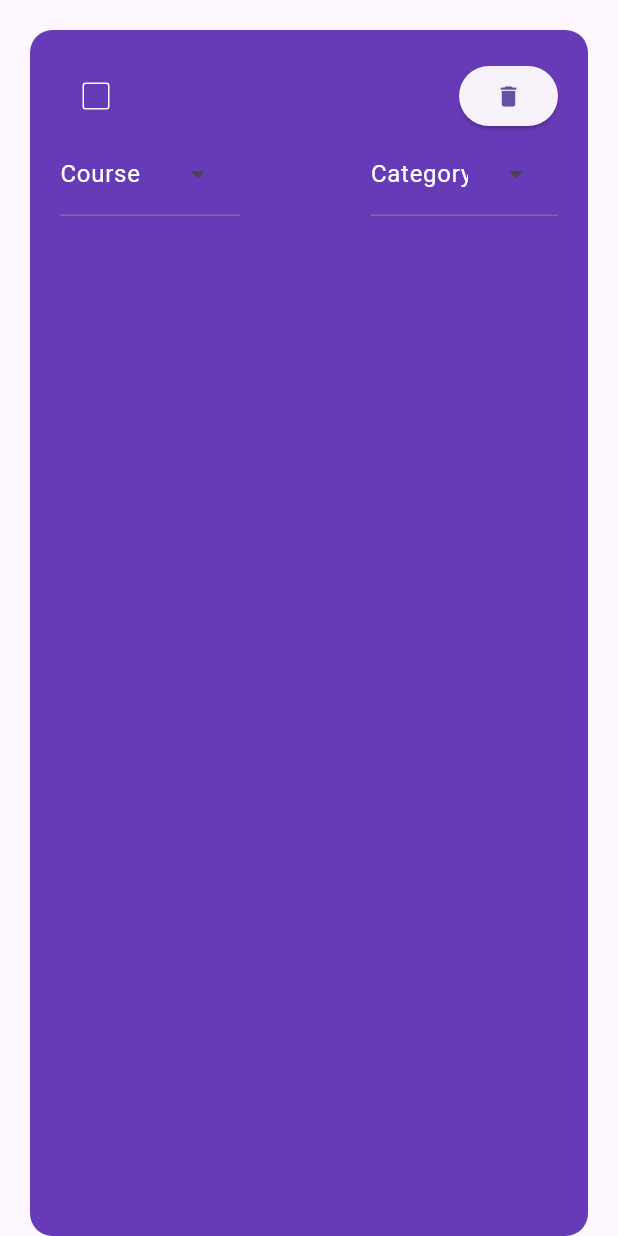
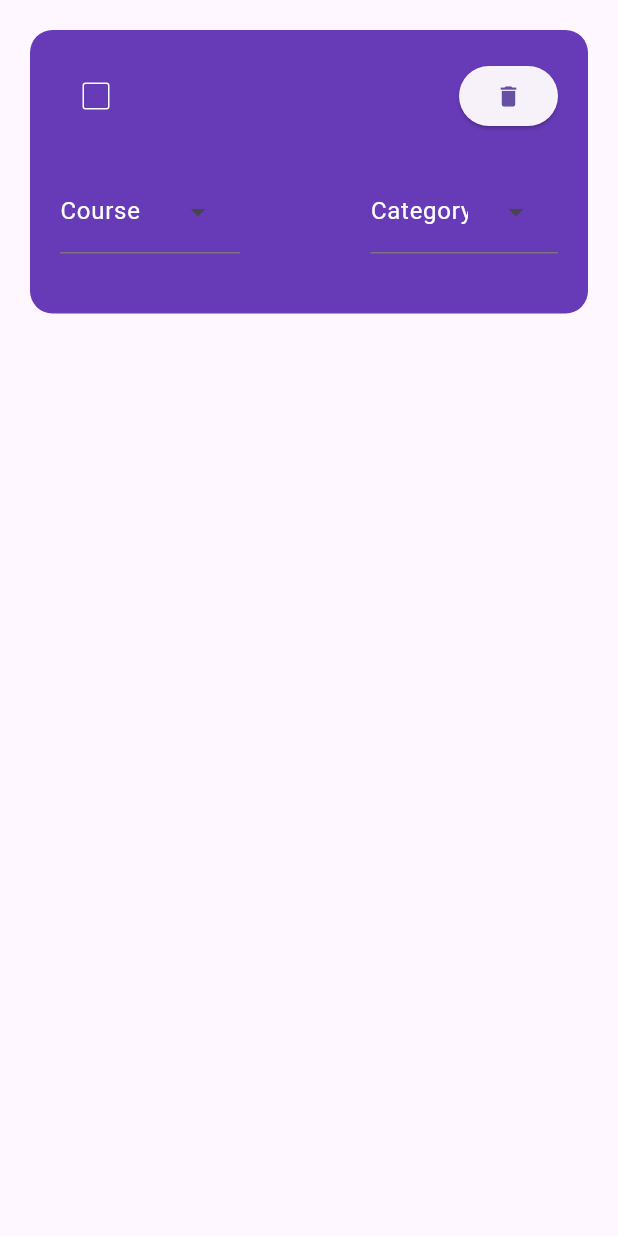
Before and after one commit to mayssam-Alsakhen/flutter-todo-app, a Flutter app: the TodoList widget shown alone on an empty page, opened directly with empty values, on a phone screen of 412 x 824 dp. Run offline on Flutter 3.47's test engine with Material 3 defaults, Android fonts, the phone set to English and light mode, and no system bars; network calls fail.

Commit message:
design edit

```diff
--- a/lib/utils/todo_list.dart
+++ b/lib/utils/todo_list.dart
@@ -30,7 +30,9 @@ class TodoList extends StatelessWidget {
       right: 20,
       bottom: 0,
     ),
-      child: Container(
+      child: Column(
+        children: [
+          Container(
             padding: EdgeInsets.all(20),
             decoration: BoxDecoration(color: Colors.deepPurple,
                 borderRadius: BorderRadius.circular(15)),
@@ -61,6 +63,7 @@ class TodoList extends StatelessWidget {
                         } , child: Icon(Icons.delete,)),
                   ],
                 ),
+                SizedBox(height: 25,),
                 Row(
                   mainAxisAlignment: MainAxisAlignment.spaceBetween,
                   children: [
@@ -85,9 +88,12 @@ class TodoList extends StatelessWidget {
                     ),
                   ],
                 ),
-
+                SizedBox(height: 20,)
               ],
             ),
+          ),
+          SizedBox(height: 20,)
+        ],
       ),
     );
   }
```
Also changed, not shown: lib/pages/home.dart (+5 -7 lines). Lines whose indentation alone changed are shown as unchanged.
